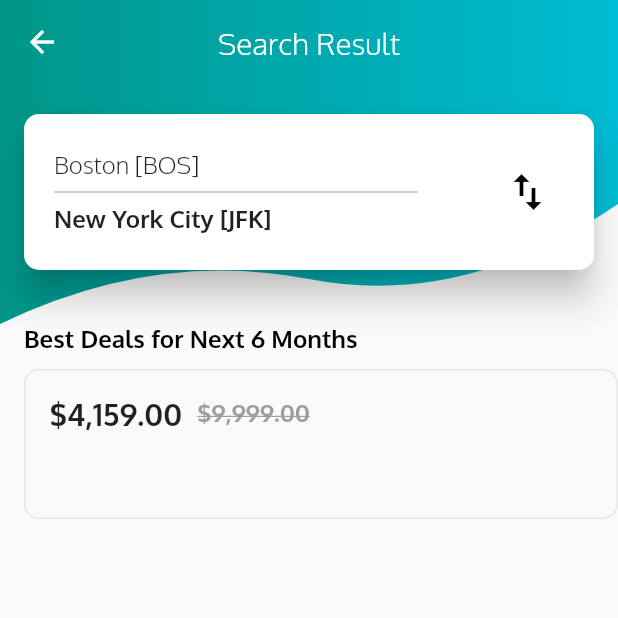
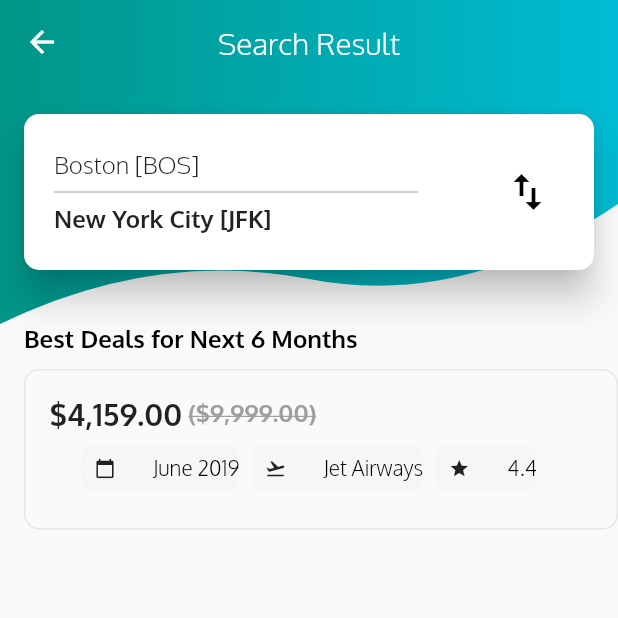
Before and after one commit to ajay1706/Flight-UI, a Flutter app: the FlightListScreen screen opened directly, on a phone screen of 412 x 824 dp, the top half of it. Run offline on Flutter 3.47's test engine with Material 2 defaults, Android fonts, the phone set to English and light mode, and no system bars; our stand-ins replace gradient_app_bar.

Commit message:
adding styles to the crad

```diff
--- a/flight_app/lib/flight_list.dart
+++ b/flight_app/lib/flight_list.dart
@@ -123,7 +123,7 @@ class FlightCard extends StatelessWidget {
       children: <Widget>[
          Container(
            padding: EdgeInsets.only(right: 16),
-           height: 100,
+
            decoration: BoxDecoration(
              borderRadius: BorderRadius.all(Radius.circular(10)),
              border: Border.all(color: flightBorderColor),
@@ -131,15 +131,27 @@ class FlightCard extends StatelessWidget {
               child:Padding(
                 padding: const EdgeInsets.all(16.0),
                 child: Column(
+                  crossAxisAlignment: CrossAxisAlignment.center,
                   children: <Widget>[
                     Row(
                       children: <Widget>[
 
                         Text("${formatCurrency.format(4159)}",style: TextStyle(fontWeight: FontWeight.bold,fontSize: 20),),
-                        SizedBox(width: 10,),
-                         Text("${formatCurrency.format(9999)}",style: TextStyle(fontWeight: FontWeight.bold,fontSize: 16,decoration: TextDecoration.lineThrough,color: Colors.grey),),
+                        SizedBox(width: 4,),
+                         Text("(${formatCurrency.format(9999)})",style: TextStyle(fontWeight: FontWeight.bold,fontSize: 16,decoration: TextDecoration.lineThrough,color: Colors.grey),),
 
                         ],
+                    ),
+                    Wrap(
+                      spacing: 8.0,
+                      children: <Widget>[
+                        FlightDetailChip(Icons.calendar_today, 'June 2019'),
+                         FlightDetailChip(Icons.flight_takeoff, 'Jet Airways'),
+                        FlightDetailChip(Icons.star, '4.4'),
+
+
+
+                      ],
                     )
                   ],
                 ),
@@ -152,3 +164,24 @@ class FlightCard extends StatelessWidget {
     );
   }
 }
+
+class FlightDetailChip extends StatelessWidget {
+  final IconData iconData;
+  final String label;
+  FlightDetailChip(this.iconData,this.label );
+  @override
+  Widget build(BuildContext context) {
+    return RawChip(
+      padding: EdgeInsets.all(-8),
+      label: Text(label),
+      labelStyle: TextStyle(color: Colors.black,fontSize: 14),
+      backgroundColor: chipBackgroundColor,
+      avatar:Icon(iconData,size: 14,) ,
+      shape: RoundedRectangleBorder(
+        borderRadius: BorderRadius.all(Radius.circular(10))
+      ),
+
+
+    );
+  }
+}
```
